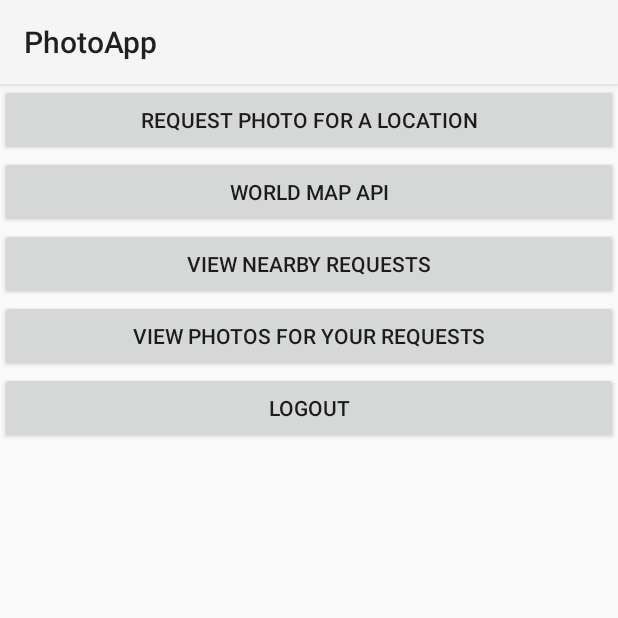
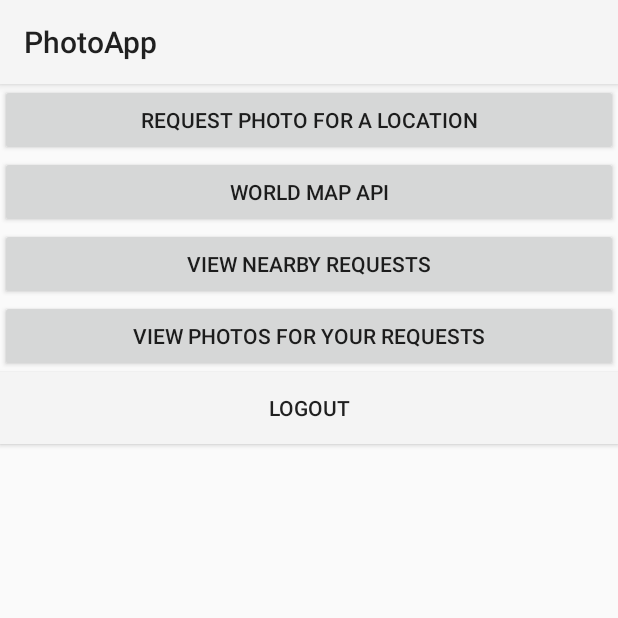
Before and after one commit to nilevars/PhotoApp2, an Android app: the MainActivity screen opened directly, with no data from a screen before it, on a phone screen of 412 x 824 dp, the top half of it. Run offline under Robolectric (Android 15) with nearby library versions, the phone set to English and light mode, and no system bars; libraries missing offline, so code that uses them is left out: com.parse; 1 statement that could not run was skipped.

```diff
--- a/app/src/main/res/layout/activity_main.xml
+++ b/app/src/main/res/layout/activity_main.xml
@@ -30,6 +30,7 @@
     <Button
         android:layout_width="match_parent"
         android:layout_height="wrap_content"
+        android:background="#f4f4f4"
         android:text="Logout"
         android:id="@+id/logout"/>
 
```
